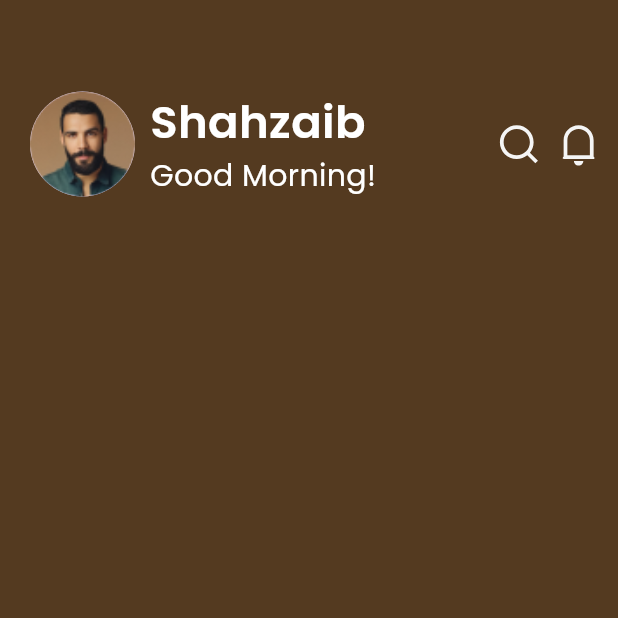
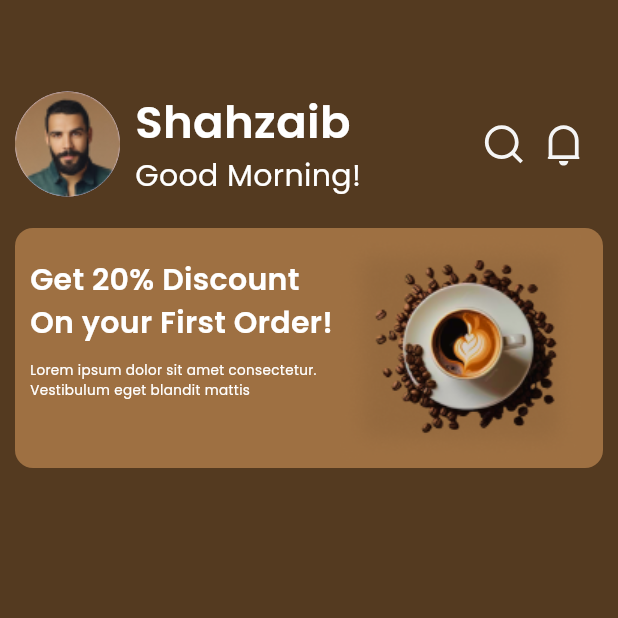
Before and after one commit to ahmdZhran/coffe_shop, a Flutter app: the HomeView screen opened directly, on a phone screen of 412 x 824 dp, the top half of it. Run offline on Flutter 3.47's test engine with Material 3 defaults, Android fonts, the phone set to English and light mode, and no system bars; our stand-ins replace flutter_svg, smooth_page_indicator.

Commit message:
finish discount container widget

```diff
--- a/lib/features/home/presentation/view/home_view.dart
+++ b/lib/features/home/presentation/view/home_view.dart
@@ -1,5 +1,6 @@
 import 'package:flutter/material.dart';
 import '../widgets/custom_app_bar.dart';
+import '../widgets/discount_container_widget.dart';
 
 class HomeView extends StatelessWidget {
   const HomeView({super.key});
@@ -8,10 +9,15 @@ class HomeView extends StatelessWidget {
   Widget build(BuildContext context) {
     return const Scaffold(
       body: SingleChildScrollView(
-        child: Column(
-          children: [
-            CustomAppBar(),
-          ],
+        child: Padding(
+          padding: EdgeInsets.symmetric(horizontal: 10),
+          child: Column(
+            children: [
+              CustomAppBar(),
+              SizedBox(height: 20),
+              DiscountsContainerWidget(),
+            ],
+          ),
         ),
       ),
     );
--- /dev/null
+++ b/lib/features/home/presentation/widgets/discount_container_widget.dart
@@ -0,0 +1,58 @@
+import 'package:flutter/material.dart';
+
+import '../../../../core/utils/app_strings.dart';
+
+class DiscountsContainerWidget extends StatelessWidget {
+  const DiscountsContainerWidget({
+    super.key,
+  });
+
+  @override
+  Widget build(BuildContext context) {
+    return Container(
+      height: 160,
+      width: double.infinity,
+      decoration: BoxDecoration(
+        color: const Color.fromARGB(255, 158, 112, 66),
+        borderRadius: BorderRadiusDirectional.circular(12),
+      ),
+      child: Row(
+        children: [
+          const Padding(
+            padding: EdgeInsets.only(top: 20, left: 10),
+            child: Column(
+              crossAxisAlignment: CrossAxisAlignment.start,
+              children: [
+                Text(
+                  'Get 20% Discount\nOn your First Order!',
+                  style: TextStyle(
+                    fontFamily: AppStrings.poppinsFamily,
+                    fontSize: 20,
+                    color: Colors.white,
+                    fontWeight: FontWeight.bold,
+                  ),
+                ),
+                SizedBox(height: 10),
+                Text(
+                  'Lorem ipsum dolor sit amet consectetur.\nVestibulum eget blandit mattis',
+                  style: TextStyle(
+                    fontFamily: AppStrings.poppinsFamily,
+                    fontSize: 9,
+                    color: Colors.white,
+                  ),
+                ),
+              ],
+            ),
+          ),
+          SizedBox(
+            height: 170,
+            width: 170,
+            child: Image.asset(
+              'assets/images/image-12.png',
+            ),
+          )
+        ],
+      ),
+    );
+  }
+}
--- a/lib/features/home/presentation/widgets/profile_section.dart
+++ b/lib/features/home/presentation/widgets/profile_section.dart
@@ -7,7 +7,7 @@ class ProfileSection extends StatelessWidget {
   @override
   Widget build(BuildContext context) {
     return const Padding(
-      padding: EdgeInsets.only(top: 60, left: 20),
+      padding: EdgeInsets.only(top: 60),
       child: Row(
         children: [
           CircleAvatar(
```
Also changed, not shown: lib/features/home/presentation/widgets/action_icon.dart (+7 -6 lines), assets/images/image 12.svg (deleted), assets/images/image-12.png (added).
